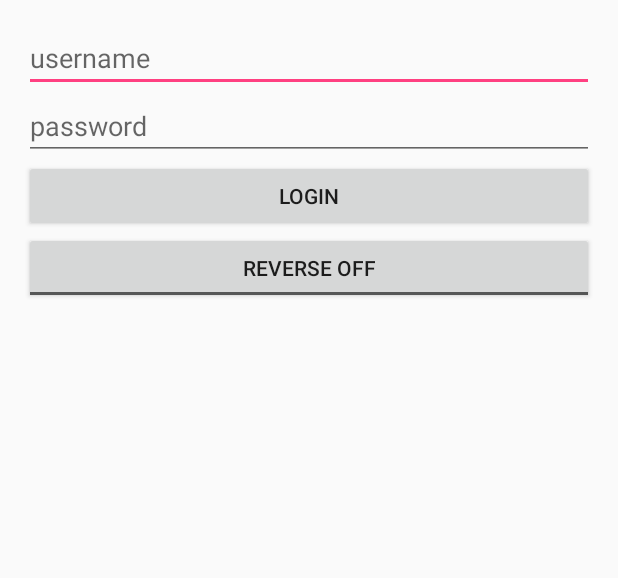
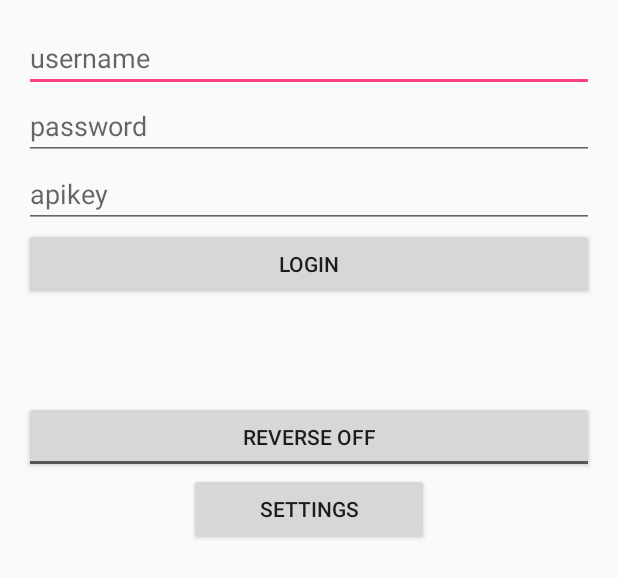
Before and after one commit to benjy3gg/pokeRadar, an Android app: the layout main.xml on its own in the app's theme, with its tools: preview values and no code run, on a phone screen of 412 x 824 dp. Shown: the top 578 px of the screen. Run offline under Robolectric (Android 15) with nearby library versions, the phone set to English and light mode, and no system bars.

Commit message:
additional fixes

```diff
--- a/app/src/debug/res/values/google_maps_api.xml
+++ b/app/src/debug/res/values/google_maps_api.xml
@@ -15,5 +15,5 @@
     Once you have your key (it starts with "AIza"), replace the "google_maps_key"
     string in this file.
     -->
-    <string name="google_maps_key" templateMergeStrategy="preserve" translatable="false">AIzaSyCuZF4skbqALMDWLoJTwra0M640dJsLdio</string>
+    <string name="google_maps_key" templateMergeStrategy="preserve" translatable="false">REPLACE_WITH_YOUR_KEY</string>
 </resources>
--- a/app/src/main/res/layout/main.xml
+++ b/app/src/main/res/layout/main.xml
@@ -1,5 +1,5 @@
 <?xml version="1.0" encoding="utf-8"?>
-<LinearLayout xmlns:android="http://schemas.android.com/apk/res/android"
+<RelativeLayout xmlns:android="http://schemas.android.com/apk/res/android"
     android:orientation="vertical" android:layout_width="match_parent"
     android:layout_height="match_parent"
     android:padding="16dp">
@@ -18,13 +18,18 @@ android:layout_height="wrap_content"
 android:inputType="textPassword"
 android:ems="10"
 android:id="@+id/editPassword"
-android:hint="password" />
+android:hint="password"
+        android:layout_below="@+id/editUsername"
+        android:layout_alignParentLeft="true"
+        android:layout_alignParentStart="true" />
 
     <Button
-        android:text="Login"
-        android:layout_width="match_parent"
+        android:text="Settings"
         android:layout_height="wrap_content"
-        android:id="@+id/login" />
+        android:id="@+id/settings"
+        android:layout_width="160dp"
+        android:layout_below="@+id/reverse"
+        android:layout_centerHorizontal="true" />
 
     <ToggleButton
         android:text="ReverseScan"
@@ -33,6 +38,30 @@ android:hint="password" />
         android:id="@+id/reverse"
         android:textOff="Reverse Off"
         android:textOn="Reverse On"
-        android:checked="false" />
+        android:checked="false"
+        android:layout_below="@+id/login"
+        android:layout_alignParentLeft="true"
+        android:layout_alignParentStart="true"
+        android:layout_marginTop="67dp" />
 
-</LinearLayout>
+    <EditText
+        android:layout_width="match_parent"
+        android:layout_height="wrap_content"
+        android:inputType="text"
+        android:ems="10"
+        android:id="@+id/editApi"
+        android:hint="apikey"
+        android:layout_below="@+id/editPassword"
+        android:layout_alignParentLeft="true"
+        android:layout_alignParentStart="true" />
+
+    <Button
+        android:text="Login"
+        android:layout_width="match_parent"
+        android:layout_height="wrap_content"
+        android:id="@+id/login"
+        android:layout_below="@+id/editApi"
+        android:layout_alignParentLeft="true"
+        android:layout_alignParentStart="true" />
+
+</RelativeLayout>
```
Also changed, not shown: app/src/main/AndroidManifest.xml (+10 -0 lines), app/src/main/java/com/benjy3gg/pokeradar/CustomList.java (added, +38 -0 lines), app/src/main/java/com/benjy3gg/pokeradar/ListActivity.java (added, +61 -0 lines), app/src/main/java/com/benjy3gg/pokeradar/MapsActivity.java (+33 -19 lines), app/src/main/res/layout/activity_list.xml (added, +15 -0 lines), app/src/main/res/layout/list_single.xml (added, +17 -0 lines).
